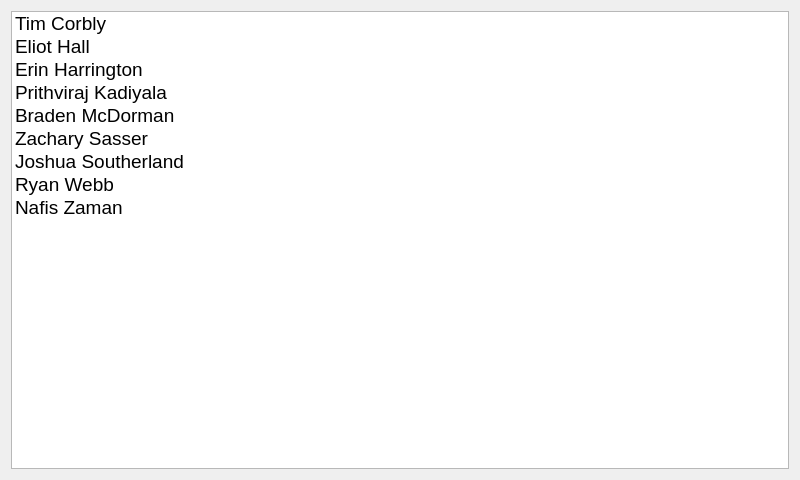
This is ui/DeveloperListWidget.ui in kipr/botui as Qt 5 draws it before an edit. The edited form follows.
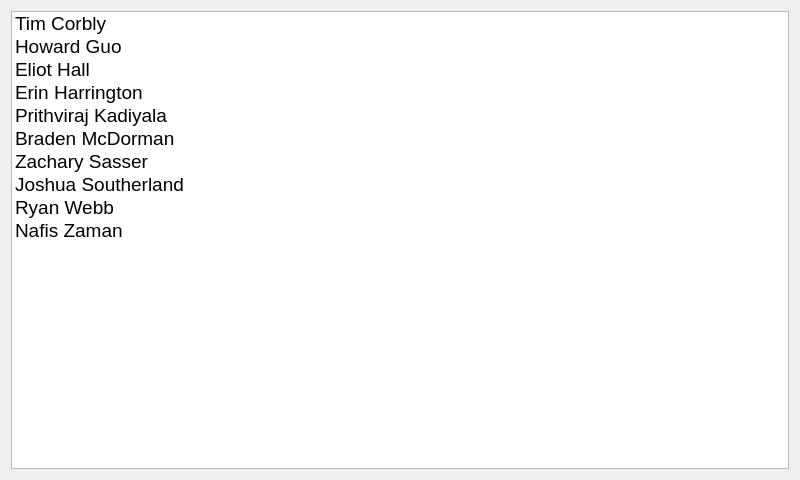
This is the edited form.

Commit message: Add Howard Guo to developer list

```diff
--- a/ui/DeveloperListWidget.ui
+++ b/ui/DeveloperListWidget.ui
@@ -44,6 +44,11 @@
          <string>Tim Corbly</string>
         </property>
        </item>
+       <item>
+        <property name="text">
+          <string>Howard Guo</string>
+        </property>
+       </item>
        <item>
         <property name="text">
          <string>Eliot Hall</string>
```
